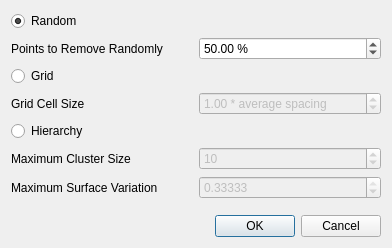
This is Polyhedron/demo/Polyhedron/Plugins/Point_set/Point_set_simplification_plugin.ui in CGAL/cgal as Qt 5 draws it before an edit. The edited form follows.
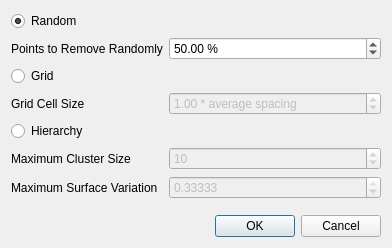
This is the edited form.

Commit message: Rework of Point_set_simplification UI

What changed in the file:
```diff
--- a/Polyhedron/demo/Polyhedron/Plugins/Point_set/Point_set_simplification_plugin.ui
+++ b/Polyhedron/demo/Polyhedron/Plugins/Point_set/Point_set_simplification_plugin.ui
@@ -13,7 +13,7 @@
   <property name="windowTitle">
    <string>Simplification</string>
   </property>
-  <layout class="QGridLayout" columnminimumwidth="0,1">
+  <layout class="QGridLayout" columnstretch="0,1" columnminimumwidth="0,1">
    <item row="7" column="0">
     <widget class="QLabel" name="label_4">
      <property name="text">
```
